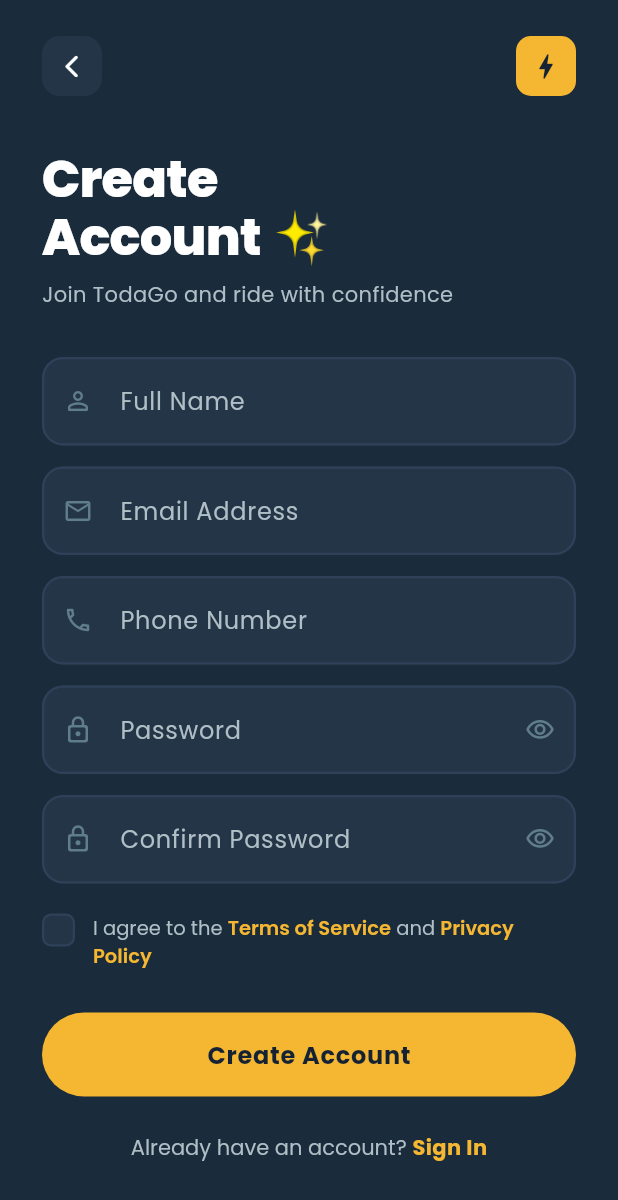
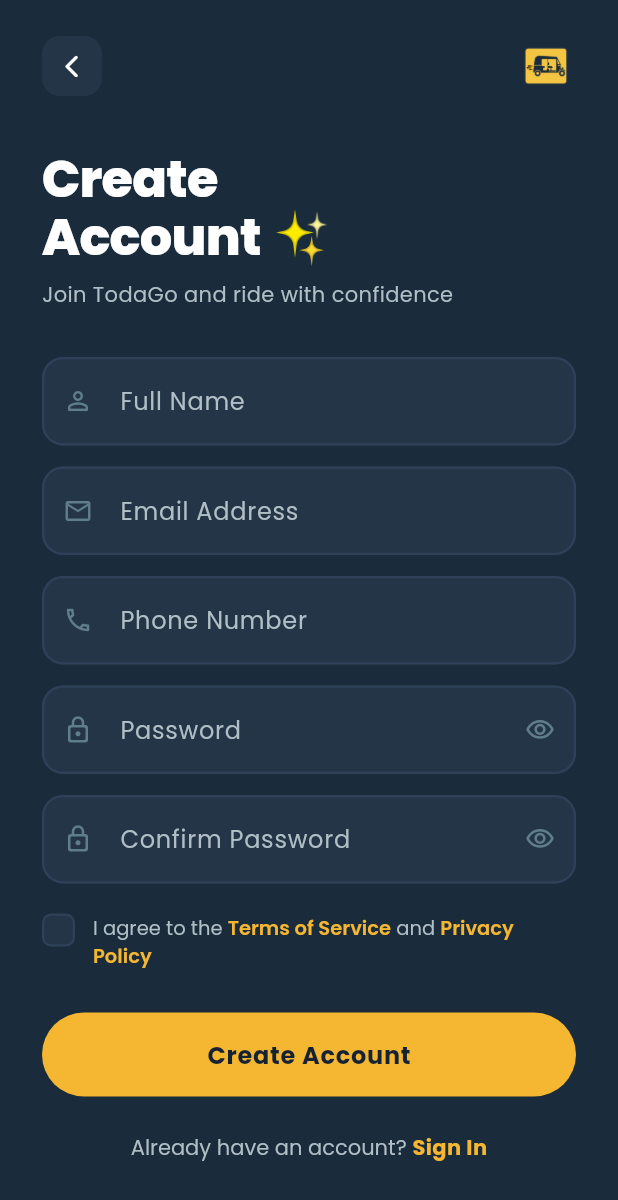
Before and after one commit to balitorjohnrey/Todago-Flutter, a Flutter app: the screen it shows after launch, after a tap on "Get Started", after a tap on "Sign Up", on a phone screen of 412 x 824 dp. Shown: the top 1200 px of the screen. Run offline on Flutter 3.47's test engine with Material 3 defaults, Android fonts, the phone set to English and light mode, and no system bars; drawn by our look-alikes of flutter_animate; our stand-ins replace flutter_map, flutter_secure_storage, geolocator, google_fonts, latlong2.

Commit message:
ChangeLogo

```diff
--- a/lib/login_screen.dart
+++ b/lib/login_screen.dart
@@ -266,13 +266,13 @@
         ),
       );
 
-  Widget _buildMiniLogo() => Container(
-        width: 40,
-        height: 40,
-        decoration: BoxDecoration(
-            color: AppColors.primary, borderRadius: BorderRadius.circular(10)),
-        child: const Icon(Icons.bolt_rounded,
-            color: AppColors.backgroundDark, size: 22),
+  Widget _buildMiniLogo() => ClipRRect(
+        borderRadius: BorderRadius.circular(10),
+        child: Image.asset(
+          'assets/logo.png',
+          width: 40, height: 40,
+          fit: BoxFit.cover,
+        ),
       );
 
   Widget _buildField({
--- a/lib/register_screen.dart
+++ b/lib/register_screen.dart
@@ -81,7 +81,8 @@
   Future<void> _register() async {
     if (!_formKey.currentState!.validate()) return;
     if (!_agreedToTerms) {
-      setState(() => _errorMessage = 'Please accept the terms and conditions');
+      setState(
+          () => _errorMessage = 'Please accept the terms and conditions');
       return;
     }
 
@@ -103,9 +104,7 @@
     if (result.success) {
       Navigator.of(context).pushAndRemoveUntil(
         PageRouteBuilder(
-          pageBuilder: (_, __, ___) => RoleSelectionScreen(
-              successMessage:
-                  result.message ?? 'Account created! Welcome to TodaGo 🎉'),
+          pageBuilder: (_, __, ___) => RoleSelectionScreen(successMessage: result.message ?? 'Account created! Welcome to TodaGo 🎉'),
           transitionDuration: const Duration(milliseconds: 500),
           transitionsBuilder: (_, anim, __, child) =>
               FadeTransition(opacity: anim, child: child),
@@ -310,8 +309,8 @@
                           color: AppColors.textHint,
                           size: 20,
                         ),
-                        onPressed: () =>
-                            setState(() => _obscureConfirm = !_obscureConfirm),
+                        onPressed: () => setState(
+                            () => _obscureConfirm = !_obscureConfirm),
                       ),
                       validator: (v) {
                         if (v == null || v.isEmpty) {
@@ -351,7 +350,8 @@
                             ),
                             child: _agreedToTerms
                                 ? const Icon(Icons.check,
-                                    size: 14, color: AppColors.backgroundDark)
+                                    size: 14,
+                                    color: AppColors.backgroundDark)
                                 : null,
                           ),
                           const SizedBox(width: 12),
@@ -484,15 +484,13 @@
   }
 
   Widget _buildMiniLogo() {
-    return Container(
-      width: 40,
-      height: 40,
-      decoration: BoxDecoration(
-        color: AppColors.primary,
-        borderRadius: BorderRadius.circular(10),
+    return ClipRRect(
+      borderRadius: BorderRadius.circular(10),
+      child: Image.asset(
+        'assets/logo.png',
+        width: 40, height: 40,
+        fit: BoxFit.cover,
       ),
-      child: const Icon(Icons.bolt_rounded,
-          color: AppColors.backgroundDark, size: 22),
     );
   }
 
--- a/lib/splash_screen.dart
+++ b/lib/splash_screen.dart
@@ -5,7 +5,7 @@
 import 'app_theme.dart';
 import 'auth_service.dart';
 import 'login_screen.dart';
-import 'home_screen.dart';
+import 'role_selection_screen.dart';
 
 class SplashScreen extends StatefulWidget {
   const SplashScreen({super.key});
@@ -28,15 +28,13 @@
   }
 
   Future<void> _initApp() async {
-    // Show button after animations
     await Future.delayed(const Duration(milliseconds: 1200));
     if (mounted) setState(() => _showGetStarted = true);
 
-    // Auto-navigate if already logged in
     final loggedIn = await AuthService.isLoggedIn();
     if (loggedIn && mounted) {
       await Future.delayed(const Duration(milliseconds: 600));
-      _navigateTo(HomeScreen());
+      _navigateTo(const RoleSelectionScreen(successMessage: "Welcome back!"));
     }
   }
 
@@ -58,34 +56,28 @@
       body: SafeArea(
         child: Stack(
           children: [
-            // Subtle radial glow behind logo
+            // Radial glow
             Positioned(
-              top: MediaQuery.of(context).size.height * 0.22,
-              left: 0,
-              right: 0,
+              top: MediaQuery.of(context).size.height * 0.20,
+              left: 0, right: 0,
               child: Center(
                 child: Container(
-                  width: 260,
-                  height: 260,
+                  width: 280, height: 280,
                   decoration: BoxDecoration(
                     shape: BoxShape.circle,
-                    gradient: RadialGradient(
-                      colors: [
-                        AppColors.primary.withOpacity(0.12),
+                    gradient: RadialGradient(colors: [
+                      AppColors.primary.withOpacity(0.15),
                       Colors.transparent,
-                      ],
-                    ),
+                    ]),
                   ),
                 ),
               ),
             ),
 
-            // Main content
-            Column(
-              children: [
+            Column(children: [
               const Spacer(flex: 2),
 
-                // App Icon
+              // ── Logo ──────────────────────────────────────────────────────
               _buildAppIcon()
                   .animate()
                   .fadeIn(duration: 600.ms, curve: Curves.easeOut)
@@ -98,51 +90,30 @@
 
               const SizedBox(height: 28),
 
-                // App Name
-                Text(
-                  'TodaGo',
-                  style: GoogleFonts.poppins(
-                    fontSize: 42,
-                    fontWeight: FontWeight.w800,
-                    color: AppColors.textPrimary,
-                    letterSpacing: -0.5,
-                  ),
-                )
-                    .animate()
-                    .fadeIn(delay: 300.ms, duration: 500.ms)
+              Text('TodaGo', style: GoogleFonts.poppins(
+                fontSize: 42, fontWeight: FontWeight.w800,
+                color: AppColors.textPrimary, letterSpacing: -0.5,
+              )).animate().fadeIn(delay: 300.ms, duration: 500.ms)
                   .slideY(begin: 0.3, end: 0),
 
               const SizedBox(height: 8),
 
-                // Tagline
-                Text(
-                  'Premium Tricycle Hailing',
-                  style: GoogleFonts.poppins(
-                    fontSize: 15,
-                    fontWeight: FontWeight.w500,
-                    color: AppColors.primary,
-                    letterSpacing: 0.3,
-                  ),
-                )
-                    .animate()
-                    .fadeIn(delay: 500.ms, duration: 500.ms)
+              Text('Premium Tricycle Hailing', style: GoogleFonts.poppins(
+                fontSize: 15, fontWeight: FontWeight.w500,
+                color: AppColors.primary, letterSpacing: 0.3,
+              )).animate().fadeIn(delay: 500.ms, duration: 500.ms)
                   .slideY(begin: 0.3, end: 0),
 
               const Spacer(flex: 3),
 
-                // Bottom section
               Padding(
                 padding: const EdgeInsets.symmetric(horizontal: 32),
-                  child: Column(
-                    children: [
-                      // Get Started button
+                child: Column(children: [
                   AnimatedOpacity(
                     opacity: _showGetStarted ? 1.0 : 0.0,
                     duration: const Duration(milliseconds: 500),
                     child: AnimatedSlide(
-                          offset: _showGetStarted
-                              ? Offset.zero
-                              : const Offset(0, 0.3),
+                      offset: _showGetStarted ? Offset.zero : const Offset(0, 0.3),
                       duration: const Duration(milliseconds: 500),
                       curve: Curves.easeOut,
                       child: ElevatedButton(
@@ -152,45 +123,31 @@
                           foregroundColor: AppColors.backgroundDark,
                           minimumSize: const Size(double.infinity, 56),
                           shape: RoundedRectangleBorder(
-                                borderRadius: BorderRadius.circular(28),
-                              ),
+                              borderRadius: BorderRadius.circular(28)),
                           elevation: 0,
                         ),
-                            child: Text(
-                              'Get Started',
-                              style: GoogleFonts.poppins(
-                                fontSize: 16,
-                                fontWeight: FontWeight.w700,
-                                letterSpacing: 0.3,
-                                color: AppColors.backgroundDark,
-                              ),
-                            ),
+                        child: Text('Get Started', style: GoogleFonts.poppins(
+                          fontSize: 16, fontWeight: FontWeight.w700,
+                          letterSpacing: 0.3, color: AppColors.backgroundDark,
+                        )),
                       ),
                     ),
                   ),
 
                   const SizedBox(height: 20),
 
-                      // Bottom caption
                   AnimatedOpacity(
                     opacity: _showGetStarted ? 1.0 : 0.0,
                     duration: const Duration(milliseconds: 700),
-                        child: Text(
-                          'Safe. Reliable. Convenient.',
-                          style: GoogleFonts.poppins(
-                            fontSize: 12,
-                            color: AppColors.textHint,
-                            letterSpacing: 0.5,
+                    child: Text('Safe. Reliable. Convenient.', style: GoogleFonts.poppins(
+                      fontSize: 12, color: AppColors.textHint, letterSpacing: 0.5,
+                    )),
                   ),
-                        ),
-                      ),
-                    ],
-                  ),
+                ]),
               ),
 
               const SizedBox(height: 40),
-              ],
-            ),
+            ]),
           ],
         ),
       ),
@@ -199,24 +156,21 @@
 
   Widget _buildAppIcon() {
     return Container(
-      width: 100,
-      height: 100,
+      width: 130, height: 130,
       decoration: BoxDecoration(
-        color: AppColors.primary,
-        borderRadius: BorderRadius.circular(24),
-        boxShadow: [
-          BoxShadow(
-            color: AppColors.primary.withOpacity(0.4),
-            blurRadius: 30,
-            spreadRadius: 4,
-            offset: const Offset(0, 8),
+        borderRadius: BorderRadius.circular(28),
+        boxShadow: [BoxShadow(
+          color: AppColors.primary.withOpacity(0.35),
+          blurRadius: 30, spreadRadius: 4, offset: const Offset(0, 8),
+        )],
       ),
-        ],
+      child: ClipRRect(
+        borderRadius: BorderRadius.circular(28),
+        child: Image.asset(
+          'assets/logo.png',
+          width: 130, height: 130,
+          fit: BoxFit.cover,
         ),
-      child: const Icon(
-        Icons.bolt_rounded,
-        color: Color(0xFF1A2B3C),
-        size: 54,
       ),
     );
   }
```
Lines whose indentation alone changed are shown as unchanged.
